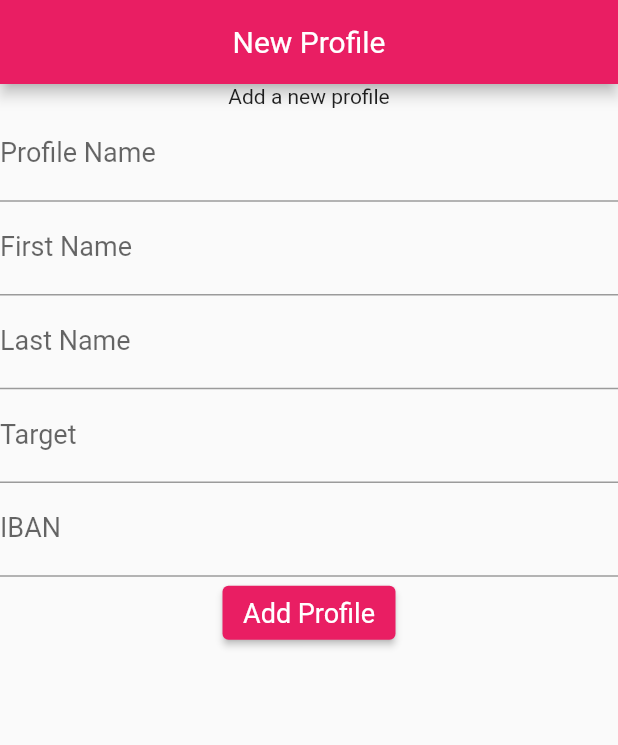
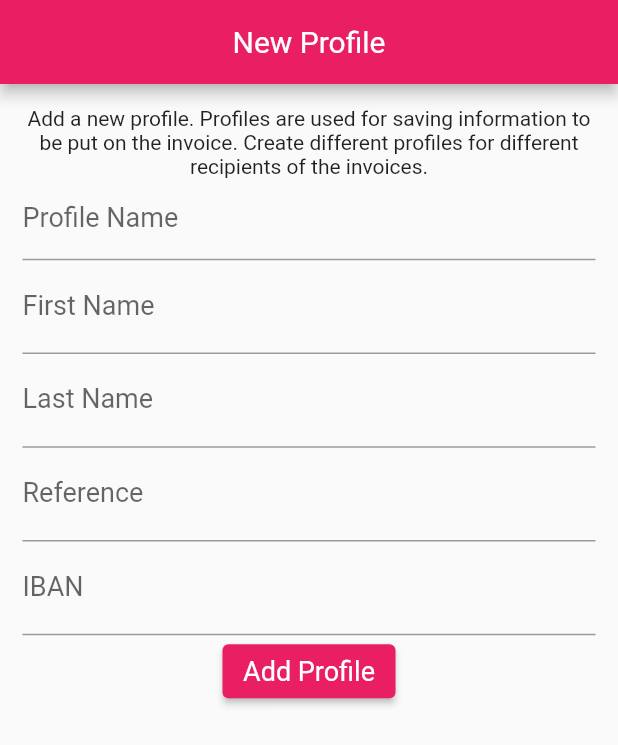
Before and after one commit to lepplaju/easymoney, a Flutter app: the screen it shows after launch, on a phone screen of 412 x 824 dp. Shown: the top 745 px of the screen. Run offline on Flutter 3.47's test engine with Material 2 defaults, Android fonts, the phone set to English and light mode, and no system bars; our stand-ins replace after_layout, file_picker, image_picker, pdf, share_plus, sqflite; missing offline and left inert: pdf_render; accounts and stored records are empty; generated files the repository leaves out were written again.

Commit message:
Better textfields on AddProfileRoute

```diff
--- a/lib/features/profile/presentation/add_profile_route.dart
+++ b/lib/features/profile/presentation/add_profile_route.dart
@@ -77,44 +77,71 @@ class _AddProfileRouteState extends State<AddProfileRoute> {
         body: SizedBox(
           height: double.infinity,
           width: double.infinity,
+          child: Padding(
+            padding: const EdgeInsets.all(15),
             child: Column(
               children: [
                 // FIXME Localization
-              const Text('Add a new profile'),
+                const Text(
+                  'Add a new profile. Profiles are used '
+                  'for saving information to be put on the invoice. '
+                  'Create different profiles for different recipients '
+                  'of the invoices.',
+                  textAlign: TextAlign.center,
+                ),
                 TextField(
                   controller: profileNameController,
                   decoration: const InputDecoration(
                     // FIXME Localization
                     label: Text('Profile Name'),
+                    // FIXME Localization
+                    hintText: 'For you to recognize the profile.',
+                    isDense: true,
                   ),
+                  textCapitalization: TextCapitalization.sentences,
+                  textInputAction: TextInputAction.next,
                 ),
                 TextField(
                   controller: firstNameController,
                   decoration: const InputDecoration(
                     // FIXME Localization
                     label: Text('First Name'),
+                    // FIXME Localization
+                    hintText: 'Ben, Jake, Rose, Sophie...',
                   ),
+                  textCapitalization: TextCapitalization.sentences,
+                  textInputAction: TextInputAction.next,
                 ),
                 TextField(
                   controller: lastNameController,
                   decoration: const InputDecoration(
                     // FIXME Localization
                     label: Text('Last Name'),
+                    hintText: 'Anderson, Patel, Smith...',
                   ),
+                  textCapitalization: TextCapitalization.sentences,
+                  textInputAction: TextInputAction.next,
                 ),
                 TextField(
                   controller: targetController,
                   decoration: const InputDecoration(
                     // FIXME Localization
-                  label: Text('Target'),
+                    label: Text('Reference'),
+                    // FIXME Localization
+                    hintText: 'Korttelikylä, Asuva, Harju...',
                   ),
+                  textCapitalization: TextCapitalization.sentences,
+                  textInputAction: TextInputAction.next,
                 ),
                 TextField(
                   controller: ibanController,
                   decoration: const InputDecoration(
                     // FIXME Localization
                     label: Text('IBAN'),
+                    hintText: 'FI83 4978 8259 0005 97...',
                   ),
+                  textCapitalization: TextCapitalization.sentences,
+                  textInputAction: TextInputAction.done,
                 ),
                 ElevatedButton(
                     onPressed: () {
@@ -126,6 +153,7 @@ class _AddProfileRouteState extends State<AddProfileRoute> {
             ),
           ),
         ),
+      ),
     );
   }
 }
--- a/pubspec.yaml
+++ b/pubspec.yaml
@@ -16,7 +16,7 @@ publish_to: 'none' # Remove this line if you wish to publish to pub.dev
 # https://developer.apple.com/library/archive/documentation/General/Reference/InfoPlistKeyReference/Articles/CoreFoundationKeys.html
 # In Windows, build-name is used as the major, minor, and patch parts
 # of the product and file versions while build-number is used as the build suffix.
-version: 0.5.0
+version: 0.5.1
 
 environment:
   sdk: '>=3.0.0 <4.0.0'
```
Lines whose indentation alone changed are shown as unchanged.
